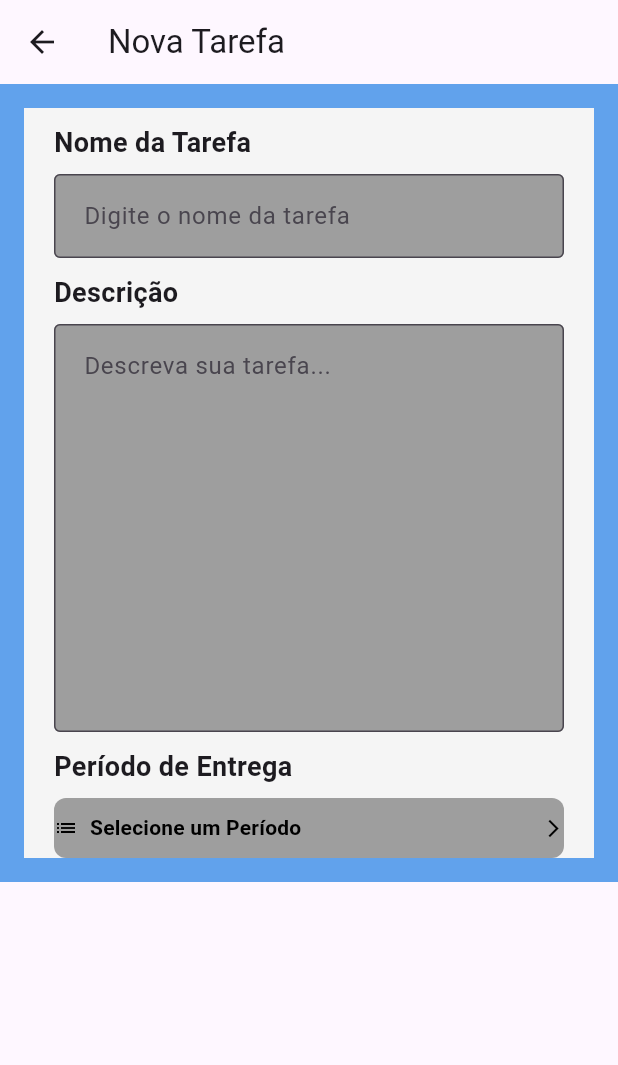
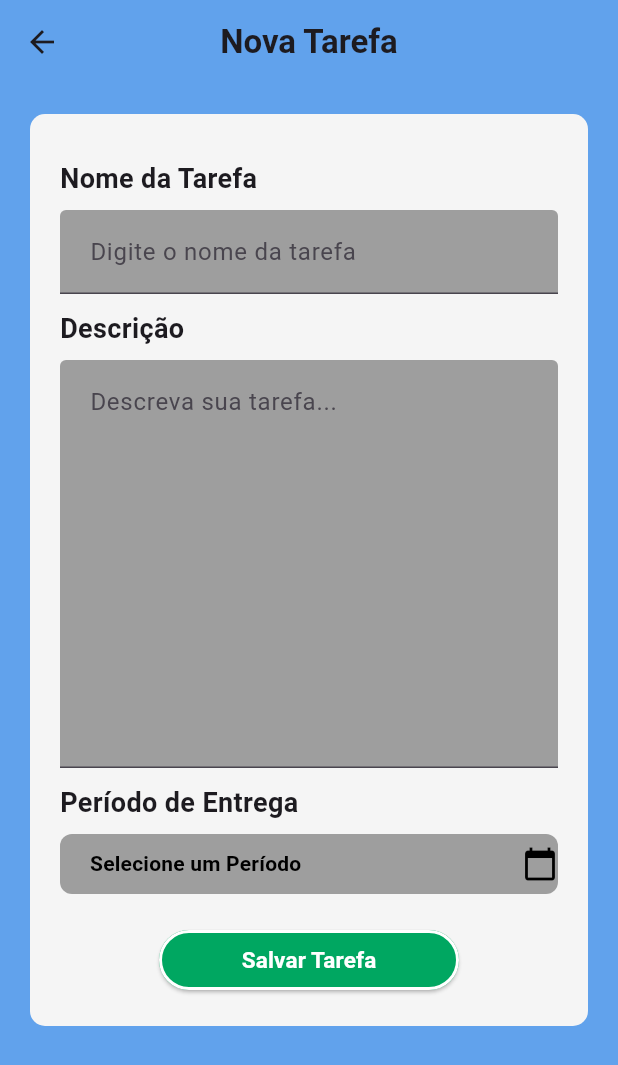
Before and after one commit to anabellypassos/tarefasprojeto, a Flutter app: the Adicionartarefas screen opened directly, on a phone screen of 412 x 824 dp. Shown: the top 1065 px of the screen. Run offline on Flutter 3.47's test engine with Material 3 defaults, Android fonts, the phone set to English and light mode, and no system bars; drawn by our look-alikes of dropdown_button2.

Commit message:
pagina de casdastro

```diff
--- a/lib/pages/adicionartarefas.dart
+++ b/lib/pages/adicionartarefas.dart
@@ -23,79 +23,75 @@ class _AdicionartarefasState extends State<Adicionartarefas> {
   Widget build(BuildContext context) {
     return Scaffold(
       appBar: AppBar(
-        title: const Text('Nova Tarefa'), // Título da tela
+  title: const Text(
+    'Nova Tarefa',
+    textAlign: TextAlign.center, // Opcional, pois o centerTitle já alinha o texto
+    style: TextStyle(
+      fontWeight: FontWeight.bold,
     ),
+  ),
+  backgroundColor: const Color.fromARGB(255, 97, 162, 236),
+  centerTitle: true, // Centraliza o título do AppBar
+),
+
+      // Defina a cor de fundo diretamente no Scaffold
+      backgroundColor: const Color.fromARGB(255, 97, 162, 236),
       body: SingleChildScrollView(
+        child: Padding(
+          padding: const EdgeInsets.all(20.0),
           child: Container(
-          color: const Color.fromARGB(255, 97, 162, 236), // Cor de fundo da tela
-          padding: const EdgeInsets.all(16.0),
-          child: Container(
+            decoration: BoxDecoration(
               color: const Color.fromARGB(255, 245, 245, 245), // Cor do contêiner interno
+              borderRadius: BorderRadius.circular(10.0), // Bordas arredondadas do contêiner interno
+            ),
+            padding: const EdgeInsets.all(20.0), // Espaçamento interno do contêiner interno
             child: Column(
               crossAxisAlignment: CrossAxisAlignment.start,
               children: [
                 const SizedBox(height: 10),
                 // Texto para Nome da Tarefa
-                Container(
-                  margin: const EdgeInsets.symmetric(horizontal: 20.0),
-                  child: const Text(
+                const Text(
                   'Nome da Tarefa',
                   style: TextStyle(fontSize: 18, fontWeight: FontWeight.bold),
                 ),
-                ),
                 const SizedBox(height: 8),
                 // Campo de texto para inserir o nome da tarefa
-                Container(
-                  margin: const EdgeInsets.symmetric(horizontal: 20.0),
-                  child: const TextField(
+                const TextField(
                   decoration: InputDecoration(
                     fillColor: Colors.grey, // Cor de fundo do campo
                     filled: true,
-                      border: OutlineInputBorder(), // Borda do campo
                     hintText: 'Digite o nome da tarefa', // Texto de dica
                     contentPadding: EdgeInsets.all(16.0), // Espaçamento interno
                   ),
                 ),
-                ),
                 const SizedBox(height: 10),
                 // Texto para Descrição
-                Container(
-                  margin: const EdgeInsets.symmetric(horizontal: 20.0),
-                  child: const Text(
+                const Text(
                   'Descrição',
                   style: TextStyle(fontSize: 18, fontWeight: FontWeight.bold),
                 ),
-                ),
                 const SizedBox(height: 8),
                 // Campo de texto para inserir a descrição da tarefa
-                Container(
-                  margin: const EdgeInsets.symmetric(horizontal: 20.0),
-                  child: const TextField(
+                const TextField(
                   maxLines: 10, // Permitir múltiplas linhas
                   decoration: InputDecoration(
                     fillColor: Colors.grey, // Cor de fundo do campo
                     filled: true,
-                      border: OutlineInputBorder(), // Borda do campo
                     hintText: 'Descreva sua tarefa...', // Texto de dica
                     contentPadding: EdgeInsets.all(16.0), // Espaçamento interno
                   ),
                   scrollPhysics: BouncingScrollPhysics(),
                   keyboardType: TextInputType.multiline, // Tipo de teclado para múltiplas linhas
                 ),
-                ),
                 const SizedBox(height: 10),
                 // Texto para Período de Entrega
-                Container(
-                  margin: const EdgeInsets.symmetric(horizontal: 20.0),
-                  child: const Text(
+                const Text(
                   'Período de Entrega',
                   style: TextStyle(fontSize: 18, fontWeight: FontWeight.bold),
-                  ),
                 ),
                 const SizedBox(height: 8),
                 // Dropdown para selecionar o período de entrega
                 Container(
-                  margin: const EdgeInsets.symmetric(horizontal: 20.0),
                   decoration: BoxDecoration(
                     color: Colors.grey, // Cor de fundo cinza para o Dropdown
                     borderRadius: BorderRadius.circular(8), // Bordas arredondadas
@@ -105,12 +101,7 @@ class _AdicionartarefasState extends State<Adicionartarefas> {
                       isExpanded: true, // Ocupa toda a largura disponível
                       hint: const Row(
                         children: [
-                          Icon(
-                            Icons.list,
-                            size: 16,
-                            color: Colors.black, // Cor do ícone
-                          ),
-                          SizedBox(width: 8),
+                          SizedBox(width: 20),
                           Expanded(
                             child: Text(
                               'Selecione um Período', // Texto de dica
@@ -144,15 +135,16 @@ class _AdicionartarefasState extends State<Adicionartarefas> {
                         });
                       },
                       iconStyleData: const IconStyleData(
-                        icon: Icon(Icons.arrow_forward_ios_outlined), // Ícone do dropdown
-                        iconSize: 14,
+                        icon: Icon(Icons.calendar_today), // Ícone do dropdown
+
+                        iconSize: 24,
                         iconEnabledColor: Colors.black, // Cor do ícone ativado
                         iconDisabledColor: Colors.grey, // Cor do ícone desativado
+
                       ),
                       dropdownStyleData: DropdownStyleData(
                         maxHeight: 200, // Altura máxima do dropdown
-
-                        width:300, // Largura do dropdown
+                        width: 300, // Largura do dropdown
                         decoration: BoxDecoration(
                           borderRadius: BorderRadius.circular(14), // Bordas arredondadas
                           color: Colors.grey, // Cor de fundo do dropdown
@@ -170,7 +162,32 @@ class _AdicionartarefasState extends State<Adicionartarefas> {
                       ),
                     ),
                   ),
+
                 ),
+                 const SizedBox(height: 20), // Espaçamento entre os botões
+              Align(
+        alignment: Alignment.center,
+  child: SizedBox(
+     // Espaçamento entre os botões
+    width: 200,
+    child: ElevatedButton(
+      onPressed: () => {},
+      style: ElevatedButton.styleFrom(
+        backgroundColor: const Color.fromARGB(255, 0, 167, 97),
+        side: const BorderSide(color: Colors.white, width: 2),
+      ),
+      child: const Text(
+        'Salvar Tarefa',
+        style: TextStyle(
+          color: Colors.white,
+          fontSize: 15,
+          fontWeight: FontWeight.bold,
+        ),
+      ),
+    ),
+  ),
+)
+
               ],
             ),
           ),
```
Lines whose indentation alone changed are shown as unchanged.
